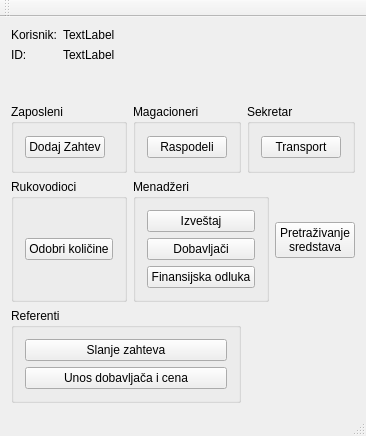
Qt form mainwindow.ui (zivke/nabavke) before a commit.
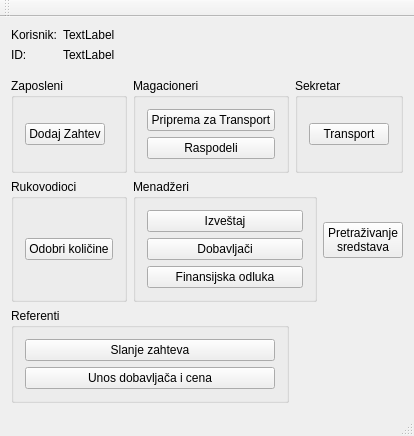
The same form after that commit.

Patch:
```diff
--- a/mainwindow.ui
+++ b/mainwindow.ui
@@ -84,6 +84,13 @@
        <string>Magacioneri</string>
       </property>
       <layout class="QVBoxLayout" name="verticalLayout_4">
+       <item>
+        <widget class="QPushButton" name="btnpriprema">
+         <property name="text">
+          <string>Priprema za Transport</string>
+         </property>
+        </widget>
+       </item>
        <item>
         <widget class="QPushButton" name="btnRaspodeli">
          <property name="text">
```
